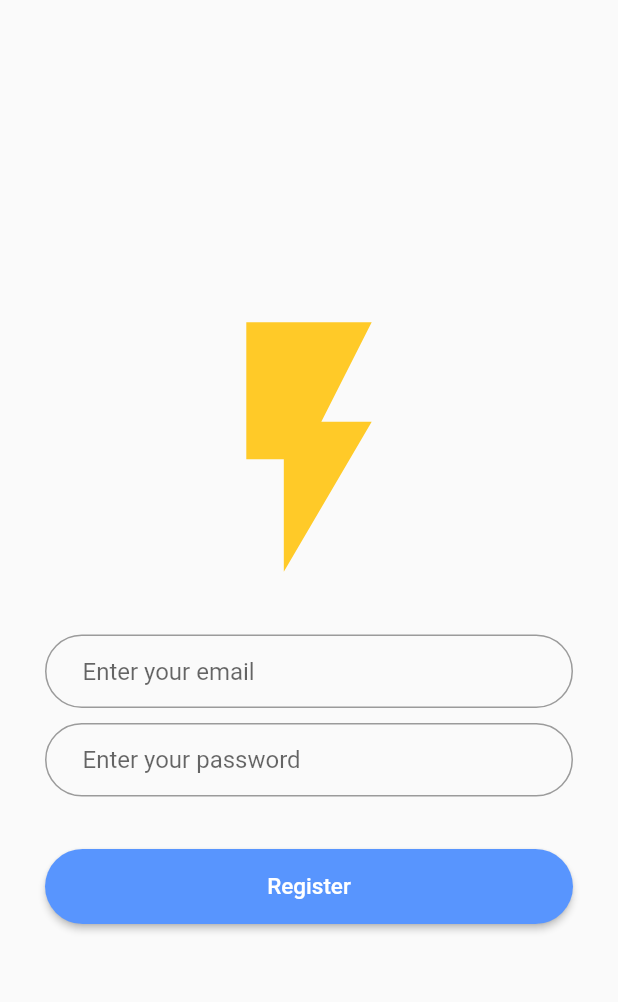
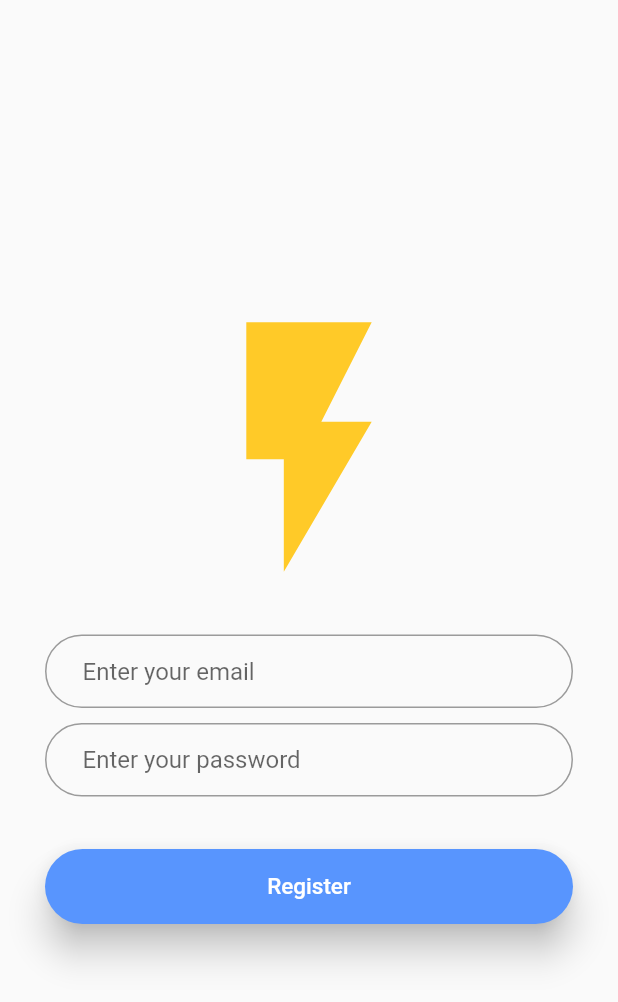
Before and after one commit to haroonkhan9426/Flash-Chat, a Flutter app: the RegisterPage screen opened by its route, on a phone screen of 412 x 824 dp. Shown: the top 1002 px of the screen. Run offline on Flutter 3.47's test engine with Material 2 defaults, Android fonts, the phone set to English and light mode, and no system bars; our stand-ins replace animated_text_kit.

```diff
--- a/lib/custom_widgets/custom-rounded-button.dart
+++ b/lib/custom_widgets/custom-rounded-button.dart
@@ -15,6 +15,7 @@ class CustomRoundedButton extends StatelessWidget {
       height: 50.0,
       width: double.infinity,
       child: RaisedButton(
+        elevation: 10.0,
         color: color,
         onPressed: onPressed,
         shape:
--- a/lib/main.dart
+++ b/lib/main.dart
@@ -14,7 +14,7 @@ class MyApp extends StatelessWidget {
       home: WelcomePage(),
 //      theme: ThemeData.light(),
 //    );
-      initialRoute: chatPageId,
+      initialRoute: welcomePageId,
       routes: {
         loginPageId: (context) => LoginPage(),
         registerPageId: (context) => RegisterPage(),
--- a/lib/pages/register-page.dart
+++ b/lib/pages/register-page.dart
@@ -12,10 +12,13 @@ class RegisterPage extends StatelessWidget {
           child: Column(
             mainAxisAlignment: MainAxisAlignment.center,
             children: <Widget>[
-              Icon(
-                Icons.flash_on,
-                color: Colors.amber[400],
-                size: 200.0,
+              Hero(
+                tag: 'flashIcon',
+                child: Icon(
+                  Icons.flash_on,
+                  color: Colors.amber[400],
+                  size: 200.0,
+                ),
               ),
               SizedBox(
                 height: 20.0,
--- a/pubspec.yaml
+++ b/pubspec.yaml
@@ -23,6 +23,7 @@ dependencies:
   # The following adds the Cupertino Icons font to your application.
   # Use with the CupertinoIcons class for iOS style icons.
   cupertino_icons: ^0.1.2
+  animated_text_kit: ^1.3.1
 
 dev_dependencies:
   flutter_test:
```
Also changed, not shown: lib/pages/login-page.dart (+7 -4 lines), lib/pages/welcome-page.dart (+17 -10 lines), pubspec.lock.
